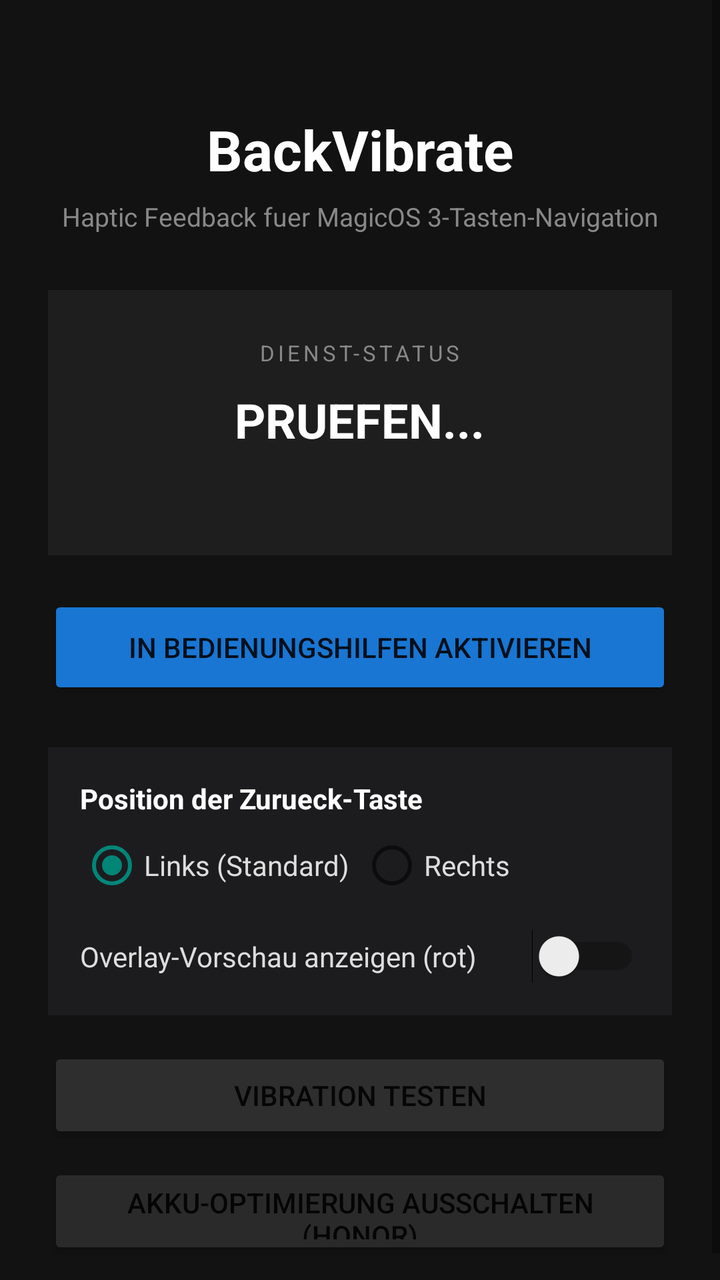
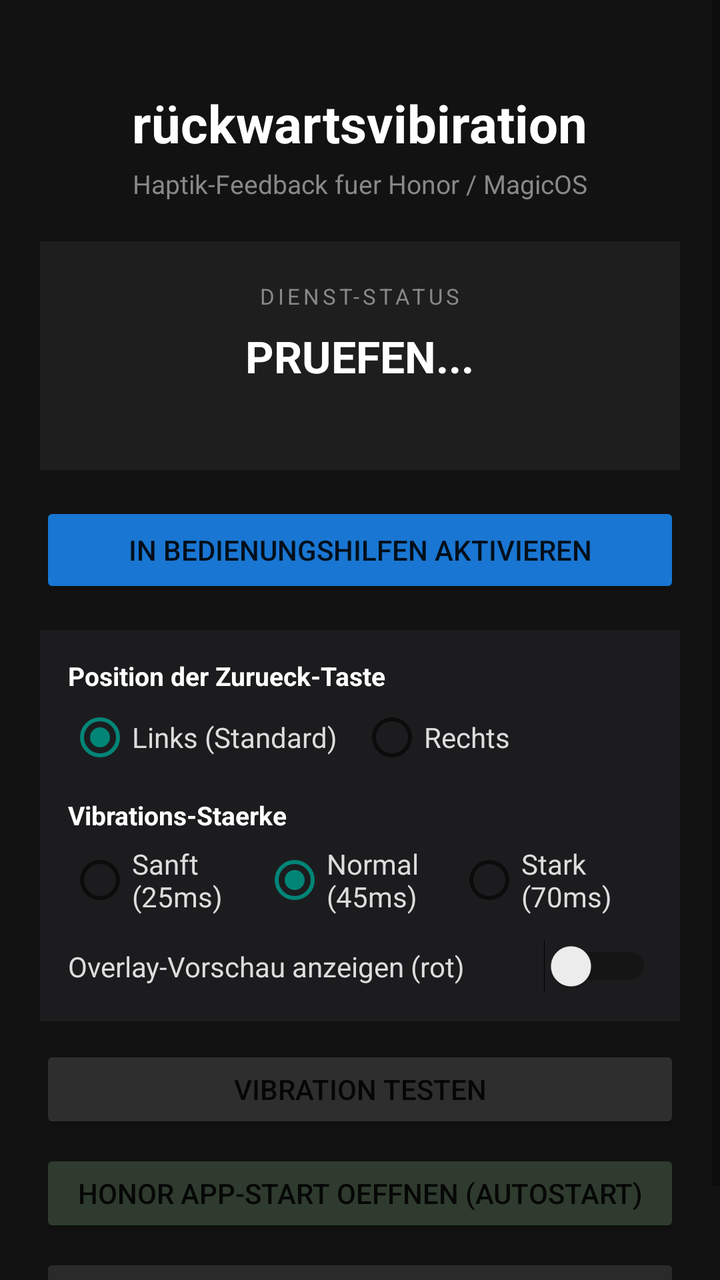

An Android layout rendered at two revisions. The XML below is the earlier revision; the diff shows what the commit changed to produce the second picture.
<!-- AndroidManifest.xml: application theme Theme.AppCompat.DayNight.NoActionBar -->
<!-- res/layout/activity_main.xml -->
<?xml version="1.0" encoding="utf-8"?>
<ScrollView xmlns:android="http://schemas.android.com/apk/res/android"
    android:layout_width="match_parent"
    android:layout_height="match_parent"
    android:background="#121212"
    android:fillViewport="true">

    <LinearLayout
        android:layout_width="match_parent"
        android:layout_height="wrap_content"
        android:orientation="vertical"
        android:gravity="center_horizontal"
        android:padding="24dp">

        <TextView
            android:layout_width="wrap_content"
            android:layout_height="wrap_content"
            android:layout_marginTop="32dp"
            android:text="BackVibrate"
            android:textSize="28sp"
            android:textColor="#FFFFFF"
            android:textStyle="bold" />

        <TextView
            android:layout_width="wrap_content"
            android:layout_height="wrap_content"
            android:layout_marginTop="6dp"
            android:text="Haptic Feedback fuer MagicOS 3-Tasten-Navigation"
            android:textSize="13sp"
            android:textColor="#888888"
            android:gravity="center" />

        <LinearLayout
            android:id="@+id/statusCard"
            android:layout_width="match_parent"
            android:layout_height="wrap_content"
            android:orientation="vertical"
            android:gravity="center"
            android:padding="24dp"
            android:layout_marginTop="28dp"
            android:background="#1E1E1E">

            <TextView
                android:layout_width="wrap_content"
                android:layout_height="wrap_content"
                android:text="DIENST-STATUS"
                android:textSize="11sp"
                android:textColor="#888888"
                android:letterSpacing="0.15" />

            <TextView
                android:id="@+id/tvStatus"
                android:layout_width="wrap_content"
                android:layout_height="wrap_content"
                android:layout_marginTop="10dp"
                android:text="PRUEFEN..."
                android:textSize="24sp"
                android:textStyle="bold"
                android:textColor="#FFFFFF" />

            <TextView
                android:id="@+id/tvHint"
                android:layout_width="match_parent"
                android:layout_height="wrap_content"
                android:layout_marginTop="10dp"
                android:text=""
                android:textSize="13sp"
                android:textColor="#AAAAAA"
                android:gravity="center" />
        </LinearLayout>

        <Button
            android:id="@+id/btnOpenSettings"
            android:layout_width="match_parent"
            android:layout_height="52dp"
            android:layout_marginTop="20dp"
            android:text="In Bedienungshilfen aktivieren"
            android:textSize="14sp"
            android:backgroundTint="#1976D2" />

        <LinearLayout
            android:layout_width="match_parent"
            android:layout_height="wrap_content"
            android:orientation="vertical"
            android:padding="16dp"
            android:layout_marginTop="24dp"
            android:background="#1C1C1E">

            <TextView
                android:layout_width="wrap_content"
                android:layout_height="wrap_content"
                android:text="Position der Zurueck-Taste"
                android:textColor="#FFFFFF"
                android:textStyle="bold"
                android:textSize="14sp" />

            <RadioGroup
                android:id="@+id/rgPosition"
                android:layout_width="match_parent"
                android:layout_height="wrap_content"
                android:orientation="horizontal"
                android:layout_marginTop="8dp">

                <RadioButton
                    android:id="@+id/rbLeft"
                    android:layout_width="0dp"
                    android:layout_weight="1"
                    android:layout_height="wrap_content"
                    android:text="Links (Standard)"
                    android:textColor="#DDDDDD"
                    android:checked="true" />

                <RadioButton
                    android:id="@+id/rbRight"
                    android:layout_width="0dp"
                    android:layout_weight="1"
                    android:layout_height="wrap_content"
                    android:text="Rechts"
                    android:textColor="#DDDDDD" />
            </RadioGroup>

            <Switch
                android:id="@+id/switchPreview"
                android:layout_width="match_parent"
                android:layout_height="wrap_content"
                android:layout_marginTop="16dp"
                android:text="Overlay-Vorschau anzeigen (rot)"
                android:textColor="#DDDDDD" />
        </LinearLayout>

        <Button
            android:id="@+id/btnTestVibration"
            android:layout_width="match_parent"
            android:layout_height="48dp"
            android:layout_marginTop="16dp"
            android:text="Vibration testen"
            android:backgroundTint="#2E2E2E" />

        <Button
            android:id="@+id/btnBattery"
            android:layout_width="match_parent"
            android:layout_height="48dp"
            android:layout_marginTop="10dp"
            android:text="Akku-Optimierung ausschalten (Honor)"
            android:backgroundTint="#2A2A2A" />

    </LinearLayout>
</ScrollView>
<!-- resources referenced by this layout -->
<resources>

</resources>

<!-- the commit's change to res/layout/activity_main.xml (unified diff, before → after) -->
@@ -10,25 +10,24 @@
         android:layout_height="wrap_content"
         android:orientation="vertical"
         android:gravity="center_horizontal"
-        android:padding="24dp">
+        android:padding="20dp">
 
         <TextView
             android:layout_width="wrap_content"
             android:layout_height="wrap_content"
-            android:layout_marginTop="32dp"
-            android:text="BackVibrate"
-            android:textSize="28sp"
+            android:layout_marginTop="24dp"
+            android:text="rückwartsvibiration"
+            android:textSize="26sp"
             android:textColor="#FFFFFF"
             android:textStyle="bold" />
 
         <TextView
             android:layout_width="wrap_content"
             android:layout_height="wrap_content"
-            android:layout_marginTop="6dp"
-            android:text="Haptic Feedback fuer MagicOS 3-Tasten-Navigation"
+            android:layout_marginTop="4dp"
+            android:text="Haptik-Feedback fuer Honor / MagicOS"
             android:textSize="13sp"
-            android:textColor="#888888"
-            android:gravity="center" />
+            android:textColor="#888888" />
 
         <LinearLayout
             android:id="@+id/statusCard"
@@ -36,8 +35,8 @@
             android:layout_height="wrap_content"
             android:orientation="vertical"
             android:gravity="center"
-            android:padding="24dp"
-            android:layout_marginTop="28dp"
+            android:padding="20dp"
+            android:layout_marginTop="20dp"
             android:background="#1E1E1E">
 
             <TextView
@@ -52,9 +51,9 @@
                 android:id="@+id/tvStatus"
                 android:layout_width="wrap_content"
                 android:layout_height="wrap_content"
-                android:layout_marginTop="10dp"
+                android:layout_marginTop="8dp"
                 android:text="PRUEFEN..."
-                android:textSize="24sp"
+                android:textSize="22sp"
                 android:textStyle="bold"
                 android:textColor="#FFFFFF" />
 
@@ -62,9 +61,9 @@
                 android:id="@+id/tvHint"
                 android:layout_width="match_parent"
                 android:layout_height="wrap_content"
-                android:layout_marginTop="10dp"
+                android:layout_marginTop="6dp"
                 android:text=""
-                android:textSize="13sp"
+                android:textSize="12sp"
                 android:textColor="#AAAAAA"
                 android:gravity="center" />
         </LinearLayout>
@@ -72,8 +71,8 @@
         <Button
             android:id="@+id/btnOpenSettings"
             android:layout_width="match_parent"
-            android:layout_height="52dp"
-            android:layout_marginTop="20dp"
+            android:layout_height="48dp"
+            android:layout_marginTop="16dp"
             android:text="In Bedienungshilfen aktivieren"
             android:textSize="14sp"
             android:backgroundTint="#1976D2" />
@@ -82,8 +81,8 @@
             android:layout_width="match_parent"
             android:layout_height="wrap_content"
             android:orientation="vertical"
-            android:padding="16dp"
-            android:layout_marginTop="24dp"
+            android:padding="14dp"
+            android:layout_marginTop="16dp"
             android:background="#1C1C1E">
 
             <TextView
@@ -92,14 +91,14 @@
                 android:text="Position der Zurueck-Taste"
                 android:textColor="#FFFFFF"
                 android:textStyle="bold"
-                android:textSize="14sp" />
+                android:textSize="13sp" />
 
             <RadioGroup
                 android:id="@+id/rgPosition"
                 android:layout_width="match_parent"
                 android:layout_height="wrap_content"
                 android:orientation="horizontal"
-                android:layout_marginTop="8dp">
+                android:layout_marginTop="6dp">
 
                 <RadioButton
                     android:id="@+id/rbLeft"
@@ -119,11 +118,53 @@
                     android:textColor="#DDDDDD" />
             </RadioGroup>
 
+            <TextView
+                android:layout_width="wrap_content"
+                android:layout_height="wrap_content"
+                android:layout_marginTop="14dp"
+                android:text="Vibrations-Staerke"
+                android:textColor="#FFFFFF"
+                android:textStyle="bold"
+                android:textSize="13sp" />
+
+            <RadioGroup
+                android:id="@+id/rgStrength"
+                android:layout_width="match_parent"
+                android:layout_height="wrap_content"
+                android:orientation="horizontal"
+                android:layout_marginTop="6dp">
+
+                <RadioButton
+                    android:id="@+id/rbSoft"
+                    android:layout_width="0dp"
+                    android:layout_weight="1"
+                    android:layout_height="wrap_content"
+                    android:text="Sanft (25ms)"
+                    android:textColor="#DDDDDD" />
+
+                <RadioButton
+                    android:id="@+id/rbNormal"
+                    android:layout_width="0dp"
+                    android:layout_weight="1"
+                    android:layout_height="wrap_content"
+                    android:text="Normal (45ms)"
+                    android:textColor="#DDDDDD"
+                    android:checked="true" />
+
+                <RadioButton
+                    android:id="@+id/rbStrong"
+                    android:layout_width="0dp"
+                    android:layout_weight="1"
+                    android:layout_height="wrap_content"
+                    android:text="Stark (70ms)"
+                    android:textColor="#DDDDDD" />
+            </RadioGroup>
+
             <Switch
                 android:id="@+id/switchPreview"
                 android:layout_width="match_parent"
                 android:layout_height="wrap_content"
-                android:layout_marginTop="16dp"
+                android:layout_marginTop="12dp"
                 android:text="Overlay-Vorschau anzeigen (rot)"
                 android:textColor="#DDDDDD" />
         </LinearLayout>
@@ -131,17 +172,25 @@
         <Button
             android:id="@+id/btnTestVibration"
             android:layout_width="match_parent"
-            android:layout_height="48dp"
-            android:layout_marginTop="16dp"
+            android:layout_height="44dp"
+            android:layout_marginTop="12dp"
             android:text="Vibration testen"
             android:backgroundTint="#2E2E2E" />
 
         <Button
+            android:id="@+id/btnHonorAppStart"
+            android:layout_width="match_parent"
+            android:layout_height="44dp"
+            android:layout_marginTop="8dp"
+            android:text="Honor App-Start oeffnen (Autostart)"
+            android:backgroundTint="#2E3B2E" />
+
+        <Button
             android:id="@+id/btnBattery"
             android:layout_width="match_parent"
-            android:layout_height="48dp"
-            android:layout_marginTop="10dp"
-            android:text="Akku-Optimierung ausschalten (Honor)"
+            android:layout_height="44dp"
+            android:layout_marginTop="8dp"
+            android:text="Akku-Optimierung ausschalten"
             android:backgroundTint="#2A2A2A" />
 
     </LinearLayout>
